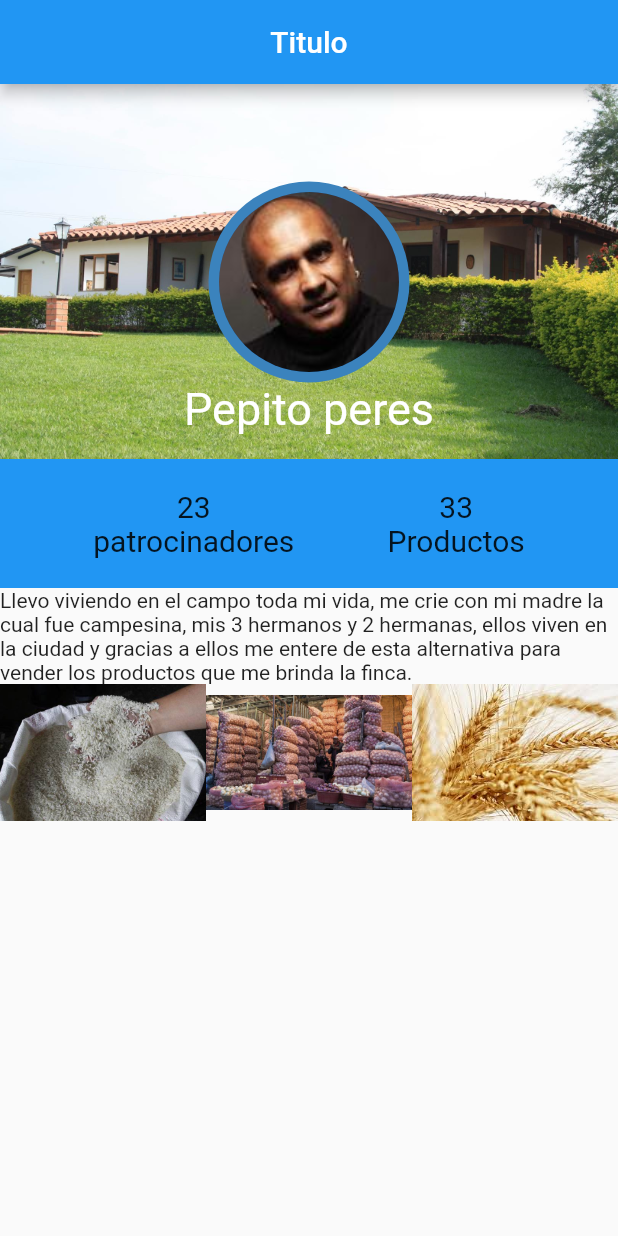
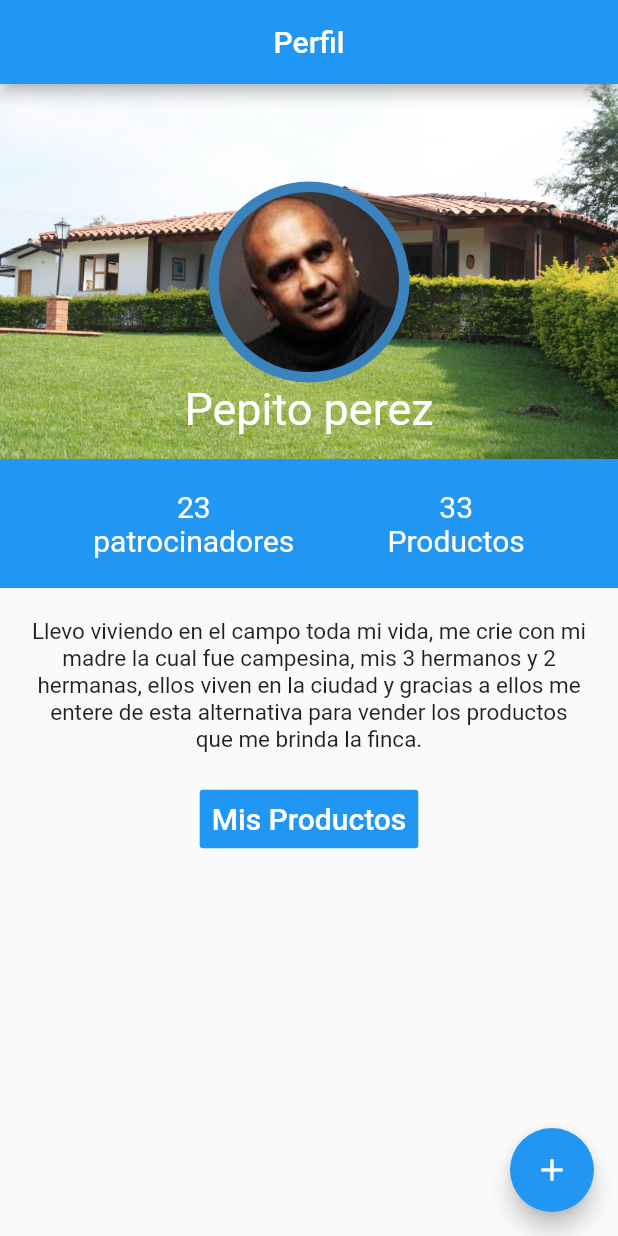
Before and after one commit to Jaleman1005/AppComerciantes, a Flutter app: the screen it shows after launch, on a phone screen of 412 x 824 dp. Run offline on Flutter 3.47's test engine with Material 2 defaults, Android fonts, the phone set to English and light mode, and no system bars.

Commit message:
create view the new product

```diff
--- a/app_comerciante/lib/main.dart
+++ b/app_comerciante/lib/main.dart
@@ -1,6 +1,7 @@
 import 'package:flutter/material.dart';
 
 import 'package:app_comerciante/pages/Perfil/perfil.dart';
+import 'package:app_comerciante/pages/productos/crear-producto.dart';
 
 void main() => runApp(MyApp());
 
@@ -42,7 +43,7 @@ class _MyHomePageState extends State<MyHomePage> {
       // so that the display can reflect the updated values. If we changed
       // _counter without calling setState(), then the build method would not be
       // called again, and so nothing would appear to happen.
-      _counter++;
+      CrearProducto();
     });
   }
 
--- a/app_comerciante/lib/pages/Perfil/perfil.dart
+++ b/app_comerciante/lib/pages/Perfil/perfil.dart
@@ -1,4 +1,7 @@
+import 'package:app_comerciante/pages/productos/crear-producto.dart';
 import 'package:flutter/material.dart';
+
+import 'package:app_comerciante/pages/productos/vista-productos.dart';
 
 class Perfil extends StatelessWidget {
   const Perfil({Key key}) : super(key: key);
@@ -7,31 +10,72 @@ class Perfil extends StatelessWidget {
   Widget build(BuildContext context) {
     return Scaffold(
       appBar: AppBar(
-        title: Text('Titulo'),
+        title: Text('Perfil'),
         centerTitle: true,
       ),
-      body: Column(
+      body: ListView(
         children: <Widget>[
-          VistaFondoPerfil(),
-          SumaPatrocinadoresProductos(),
-          Text('Llevo viviendo en el campo toda mi vida, me crie con mi madre la cual fue campesina, mis 3 hermanos y 2 hermanas, ellos viven en la ciudad y gracias a ellos me entere de esta alternativa para vender los productos que me brinda la finca.'),
-          Row(
-            crossAxisAlignment: CrossAxisAlignment.center,
-            children: [
-              Expanded(
-                child: Image.asset('assets/arroz.jpg')
-              ),
-              Expanded(
-                child: Image.asset('assets/papas.jpg')
-              ),
-              Expanded(
-                child: Image.asset('assets/trigo.jpg')
-              ),
-
+          Column(
+            children: <Widget>[
+              VistaFondoPerfil(),
+              SumaPatrocinadoresProductos(),
+              Descripcion(),
+              RedireccionProductos(),
             ],
           ),
         ],
-      )
+      ),
+      floatingActionButton: FloatingActionButton(
+        onPressed: () {
+          Navigator.push(
+            context,
+            MaterialPageRoute(builder: (context) => CrearProducto()),
+          );
+        },
+        child: Icon(Icons.add),
+        backgroundColor: Colors.blue,
+      ),
+    );
+  }
+}
+
+class RedireccionProductos extends StatelessWidget {
+  const RedireccionProductos({
+    Key key,
+  }) : super(key: key);
+
+  @override
+  Widget build(BuildContext context) {
+    return FlatButton(
+        color: Colors.blue,
+        textColor: Colors.white,
+        disabledColor: Colors.grey,
+        disabledTextColor: Colors.black,
+        padding: EdgeInsets.all(8),
+        splashColor: Colors.blueAccent,
+        onPressed: () {
+          Navigator.push(
+            context,
+            MaterialPageRoute(builder: (context) => VistaProductos()),
+          );
+        },
+        child: Text('Mis Productos', style: TextStyle(fontSize: 20)));
+  }
+}
+
+class Descripcion extends StatelessWidget {
+  const Descripcion({
+    Key key,
+  }) : super(key: key);
+
+  @override
+  Widget build(BuildContext context) {
+    return Container(
+      padding: EdgeInsets.all(20),
+      child: Text(
+          "Llevo viviendo en el campo toda mi vida, me crie con mi madre la cual fue campesina, mis 3 hermanos y 2 hermanas, ellos viven en la ciudad y gracias a ellos me entere de esta alternativa para vender los productos que me brinda la finca.",
+          textAlign: TextAlign.center,
+          style: TextStyle(fontSize: 15)),
     );
   }
 }
@@ -66,7 +110,7 @@ class VistaFondoPerfil extends StatelessWidget {
                   backgroundImage: AssetImage('assets/perfil.jpg'),
                 ),
               ),
-              Text('Pepito peres',
+              Text('Pepito perez',
                   style: TextStyle(color: Colors.white, fontSize: 30)),
             ],
           ),
@@ -91,18 +135,19 @@ class SumaPatrocinadoresProductos extends StatelessWidget {
           children: <Widget>[
             Column(
               children: <Widget>[
-                Text('23', style: TextStyle(fontSize: 20)),
-                Text('patrocinadores', style: TextStyle(fontSize: 20)),
+                Text('23', style: TextStyle(fontSize: 20, color: Colors.white)),
+                Text('patrocinadores',
+                    style: TextStyle(fontSize: 20, color: Colors.white)),
               ],
             ),
             Column(
               children: <Widget>[
-                Text('33', style: TextStyle(fontSize: 20)),
-                Text('Productos', style: TextStyle(fontSize: 20)),
+                Text('33', style: TextStyle(fontSize: 20, color: Colors.white)),
+                Text('Productos',
+                    style: TextStyle(fontSize: 20, color: Colors.white)),
               ],
             ),
           ],
-        )
-      );
+        ));
   }
 }
```
Also changed, not shown: app_comerciante/lib/pages/productos/crear-producto.dart (added, +35 -0 lines), app_comerciante/lib/pages/productos/vista-productos.dart (added, +113 -0 lines).
